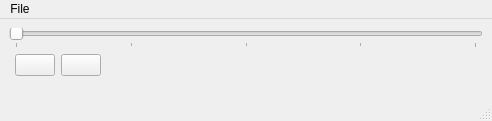
Old version of the form src/main-window.ui in the repository atesteve/psxplayer.
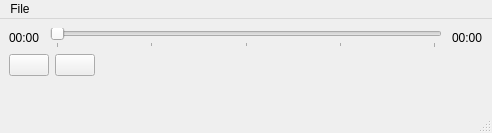
New version of the form. Icons and pictures are not drawn.

Commit message: Implement some time capabilities

```diff
--- a/src/main-window.ui
+++ b/src/main-window.ui
@@ -7,7 +7,7 @@
     <x>0</x>
     <y>0</y>
     <width>492</width>
-    <height>121</height>
+    <height>133</height>
    </rect>
   </property>
   <property name="windowTitle">
@@ -16,8 +16,18 @@
   <widget class="QWidget" name="centralwidget">
    <layout class="QVBoxLayout" name="verticalLayout">
     <item>
-     <layout class="QFormLayout" name="formLayout">
-      <item row="0" column="0" colspan="2">
+     <layout class="QHBoxLayout" name="horizontalLayout_2">
+      <property name="spacing">
+       <number>10</number>
+      </property>
+      <item>
+       <widget class="QLabel" name="remainingTime">
+        <property name="text">
+         <string>00:00</string>
+        </property>
+       </widget>
+      </item>
+      <item>
        <widget class="QSlider" name="horizontalSlider">
         <property name="minimum">
          <number>0</number>
@@ -39,7 +49,16 @@
         </property>
        </widget>
       </item>
-      <item row="1" column="1">
+      <item>
+       <widget class="QLabel" name="totalTime">
+        <property name="text">
+         <string>00:00</string>
+        </property>
+       </widget>
+      </item>
+     </layout>
+    </item>
+    <item>
        <layout class="QHBoxLayout" name="horizontalLayout">
         <item>
          <widget class="QPushButton" name="playButton">
@@ -73,8 +92,6 @@
            </size>
           </property>
          </spacer>
-        </item>
-       </layout>
       </item>
      </layout>
     </item>
```
Lines whose indentation alone changed are shown as unchanged. The commit also changes 11 other files.
